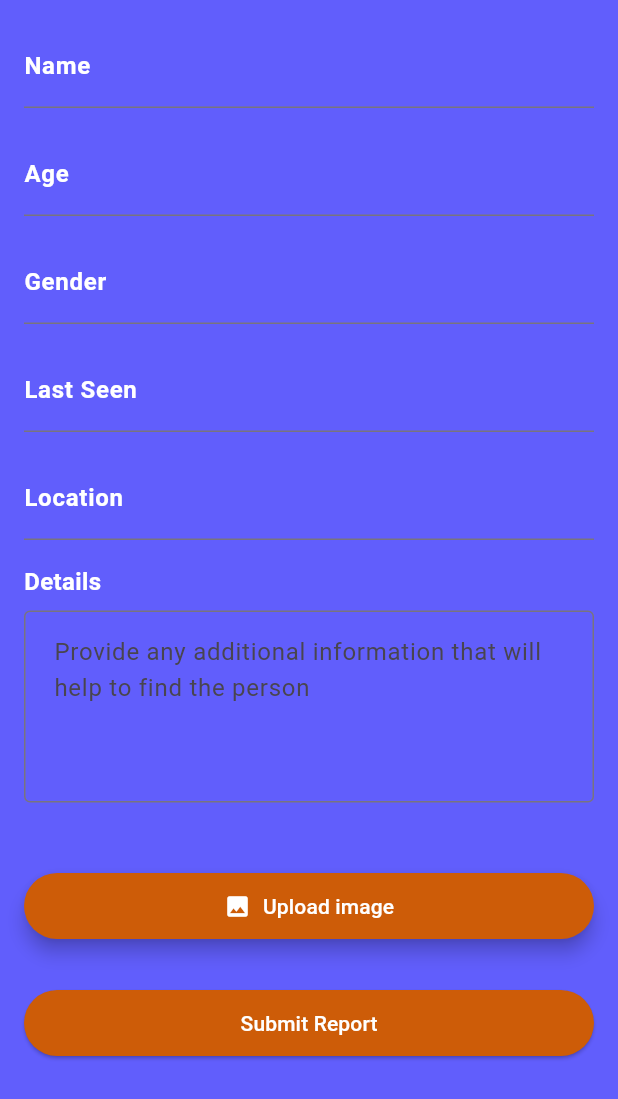
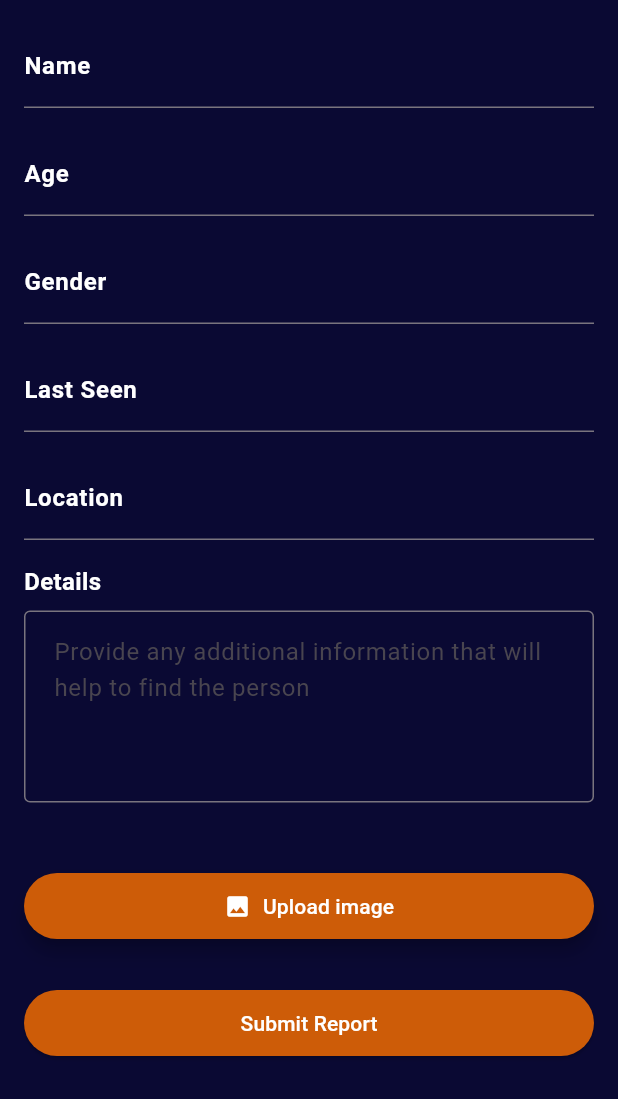
Before and after one commit to bed-com-04-20/safetyNet, a Flutter app: the ReportFormScreen screen opened directly, on a phone screen of 412 x 824 dp. Shown: the top 1099 px of the screen. Run offline on Flutter 3.47's test engine with Material 3 defaults, Android fonts, the phone set to English and light mode, and no system bars; our stand-ins replace cached_network_image, cloud_firestore, firebase_auth, firebase_core, firebase_database, firebase_storage and 1 more; missing offline and left inert: firebase_app_check; accounts and stored records are empty.

Commit message:
report_form coloring

```diff
--- a/lib/src/ui/report_form_screen.dart
+++ b/lib/src/ui/report_form_screen.dart
@@ -156,7 +156,8 @@ class _ReportFormScreenState extends State<ReportFormScreen> {
       body: Container(
         height: MediaQuery.of(context).size.height,
         decoration: BoxDecoration(
-          color: hexStringToColor("615EFC"),
+          // color: hexStringToColor("615EFC"),
+          color: Color(0xFF0A0933)
         ),
         child: Padding(
           padding: const EdgeInsets.all(16.0),
@@ -186,7 +187,7 @@ class _ReportFormScreenState extends State<ReportFormScreen> {
                     labelText: 'Age',
                     labelStyle: TextStyle(fontWeight: FontWeight.bold,
                         color: Colors.white),
-                    hintText: 'Enter estimated age',
+                        hintText: 'Enter estimated age',
                   ),
 
                   validator: Validators.requiredField,
```
